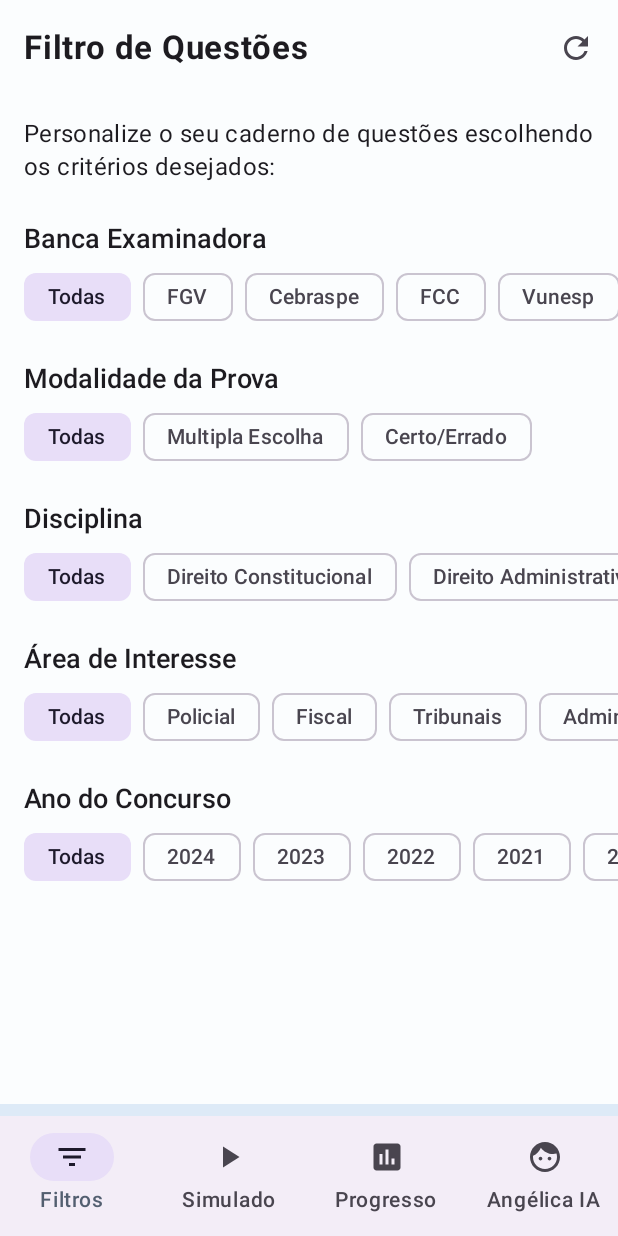
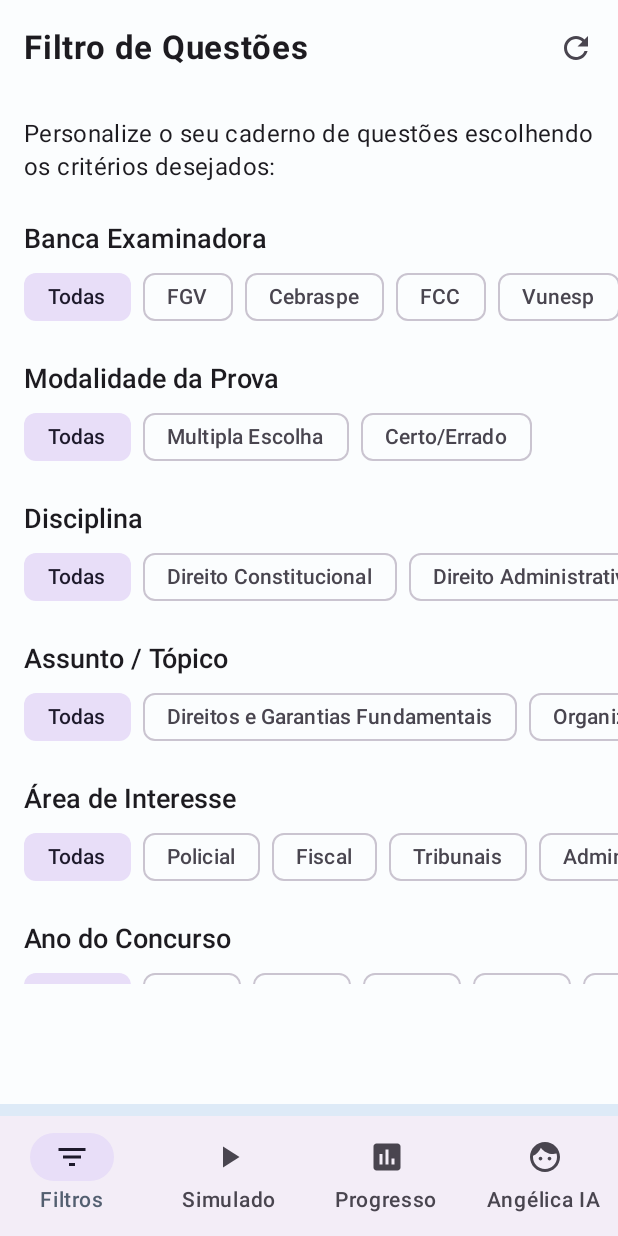
Before and after one commit to Edson-amorim/concursos-ia-angelica, an Android app built with Jetpack Compose: the screen it shows after launch (MainActivity), on a phone screen of 412 x 824 dp. Run offline under Robolectric (Android 15) with nearby library versions, the phone set to English and light mode, and no system bars; our stand-ins replace Room's generated code.

Commit message:
feat: adicionar filtro de assuntos e gerar build do app android

```diff
--- a/app/build.gradle.kts
+++ b/app/build.gradle.kts
@@ -1,5 +1,4 @@
 plugins {
-    alias(libs.plugins.android.application) apply false
     id("com.android.application")
     id("org.jetbrains.kotlin.android")
     id("kotlin-kapt")
--- a/app/src/main/java/com/concursos/angelica/data/dao/QuestionDao.kt
+++ b/app/src/main/java/com/concursos/angelica/data/dao/QuestionDao.kt
@@ -27,6 +27,12 @@ interface QuestionDao {
     @Query("SELECT DISTINCT disciplina FROM questoes ORDER BY disciplina ASC")
     suspend fun getAllDisciplinas(): List<String>
 
+    @Query("SELECT DISTINCT topico FROM questoes ORDER BY topico ASC")
+    suspend fun getAllTopicos(): List<String>
+
+    @Query("SELECT DISTINCT topico FROM questoes WHERE disciplina = :disciplina ORDER BY topico ASC")
+    suspend fun getTopicosByDisciplina(disciplina: String): List<String>
+
     @Query("SELECT DISTINCT area FROM questoes ORDER BY area ASC")
     suspend fun getAllAreas(): List<String>
 
--- a/app/src/main/java/com/concursos/angelica/data/dao/UserProgressDao.kt
+++ b/app/src/main/java/com/concursos/angelica/data/dao/UserProgressDao.kt
@@ -10,6 +10,12 @@ import kotlinx.coroutines.flow.Flow
 
 data class DisciplinaStat(
     val disciplina: String,
+    val total: Int,
+    val acertos: Int
+)
+
+data class TopicoStat(
+    val topico: String,
     val total: Int,
     val acertos: Int
 )
@@ -51,7 +57,7 @@ interface UserProgressDao {
         WHERE q.disciplina = :disciplina
         GROUP BY q.topico
     """)
-    suspend fun getStatsByTopico(disciplina: String): List<DisciplinaStat>
+    suspend fun getStatsByTopico(disciplina: String): List<TopicoStat>
 
     @Query("SELECT * FROM sessao_estudos ORDER BY timestampCriacao DESC LIMIT 10")
     fun getRecentSessions(): Flow<List<StudySession>>
--- a/app/src/main/java/com/concursos/angelica/data/model/Question.kt
+++ b/app/src/main/java/com/concursos/angelica/data/model/Question.kt
@@ -28,6 +28,7 @@ data class FilterCriteria(
     val banca: String? = null,
     val modalidade: String? = null,
     val disciplina: String? = null,
+    val assunto: String? = null,
     val area: String? = null,
     val ano: Int? = null
 )
--- a/app/src/main/java/com/concursos/angelica/ui/screens/FilterScreen.kt
+++ b/app/src/main/java/com/concursos/angelica/ui/screens/FilterScreen.kt
@@ -29,6 +29,7 @@ fun FilterScreen(
     var selectedBanca by remember(currentFilters) { mutableStateOf(currentFilters.banca) }
     var selectedModalidade by remember(currentFilters) { mutableStateOf(currentFilters.modalidade) }
     var selectedDisciplina by remember(currentFilters) { mutableStateOf(currentFilters.disciplina) }
+    var selectedAssunto by remember(currentFilters) { mutableStateOf(currentFilters.assunto) }
     var selectedArea by remember(currentFilters) { mutableStateOf(currentFilters.area) }
     var selectedAno by remember(currentFilters) { mutableStateOf(currentFilters.ano) }
 
@@ -47,6 +48,7 @@ fun FilterScreen(
                             selectedBanca = null
                             selectedModalidade = null
                             selectedDisciplina = null
+                            selectedAssunto = null
                             selectedArea = null
                             selectedAno = null
                             onApplyFilters(FilterCriteria())
@@ -71,6 +73,7 @@ fun FilterScreen(
                             banca = selectedBanca,
                             modalidade = selectedModalidade,
                             disciplina = selectedDisciplina,
+                            assunto = selectedAssunto,
                             area = selectedArea,
                             ano = selectedAno
                         )
@@ -131,6 +134,15 @@ fun FilterScreen(
                 itemLabel = { it }
             )
 
+            // Filtro de Assunto / Tópico
+            FilterChipGroup(
+                title = "Assunto / Tópico",
+                items = filterOptions.assuntos,
+                selectedItem = selectedAssunto,
+                onItemSelected = { selectedAssunto = it },
+                itemLabel = { it }
+            )
+
             // Filtro de Área de Interesse
             FilterChipGroup(
                 title = "Área de Interesse",
--- a/app/src/main/java/com/concursos/angelica/ui/viewmodel/PerformanceViewModel.kt
+++ b/app/src/main/java/com/concursos/angelica/ui/viewmodel/PerformanceViewModel.kt
@@ -5,6 +5,7 @@ import androidx.lifecycle.viewModelScope
 import com.concursos.angelica.data.dao.DisciplinaStat
 import com.concursos.angelica.data.dao.UserProgressDao
 import kotlinx.coroutines.flow.*
+import kotlinx.coroutines.launch
 
 class PerformanceViewModel(
     private val userProgressDao: UserProgressDao
@@ -23,7 +24,7 @@ class PerformanceViewModel(
     val tempoMedio: StateFlow<Double> = _tempoMedio.asStateFlow()
 
     init {
-        viewModelScope.launchWhenStarted {
+        viewModelScope.launch {
             _tempoMedio.value = userProgressDao.getAverageTimeSeconds() ?: 0.0
         }
     }
--- a/app/src/main/java/com/concursos/angelica/ui/viewmodel/QuizViewModel.kt
+++ b/app/src/main/java/com/concursos/angelica/ui/viewmodel/QuizViewModel.kt
@@ -31,6 +31,16 @@ class QuizViewModel(
             disciplinas = listOf(
                 "Direito Constitucional", "Direito Administrativo", "Lingua Portuguesa",
                 "Raciocinio Logico", "Informatica", "Direito Penal", "Direito Tributario"
+            ),
+            assuntos = listOf(
+                "Direitos e Garantias Fundamentais", "Organizacao do Estado e dos Poderes",
+                "Controle de Constitucionalidade", "Principios da Administracao Publica (LIMPE)",
+                "Atos Administrativos: Requisitos e Atributos", "Nova Lei de Licitacoes (Lei 14.133/2021)",
+                "Interpretacao e Compreensao de Textos", "Crase: Regras Gerais e Casos Proibitivos",
+                "Sintaxe de Concordancia Verbal e Nominal", "Proposicoes Logicas e Conectivos",
+                "Tabelas-Verdade e Equivalencias Logicas", "Seguranca da Informacao e Principios (CID)",
+                "Redes de Computadores e Protocolos de Internet", "Teoria Geral do Delito",
+                "Sistema Tributario Nacional e Principios"
             ),
             areas = listOf("Policial", "Fiscal", "Tribunais", "Administrativa", "Controle", "Juridica"),
             anos = (2018..2024).toList().reversed()
```
Also changed, not shown: app/src/main/java/com/concursos/angelica/data/repository/QuestionRepository.kt (+13 -1 lines), gradle/wrapper/gradle-wrapper.properties (added), 1173 other files.
